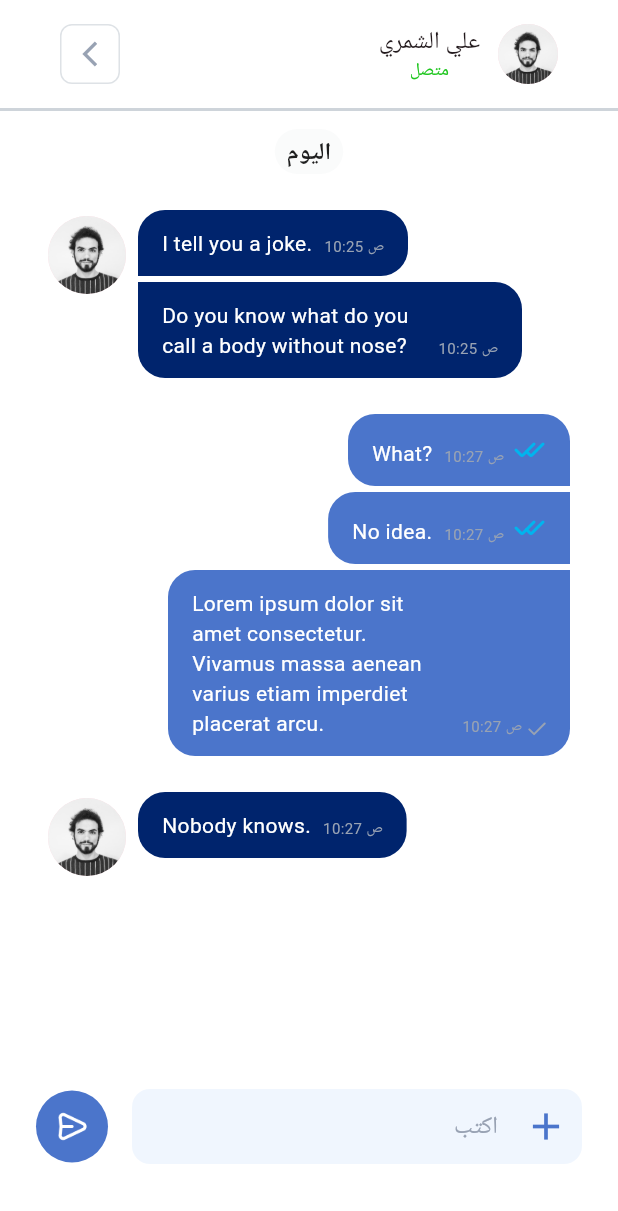
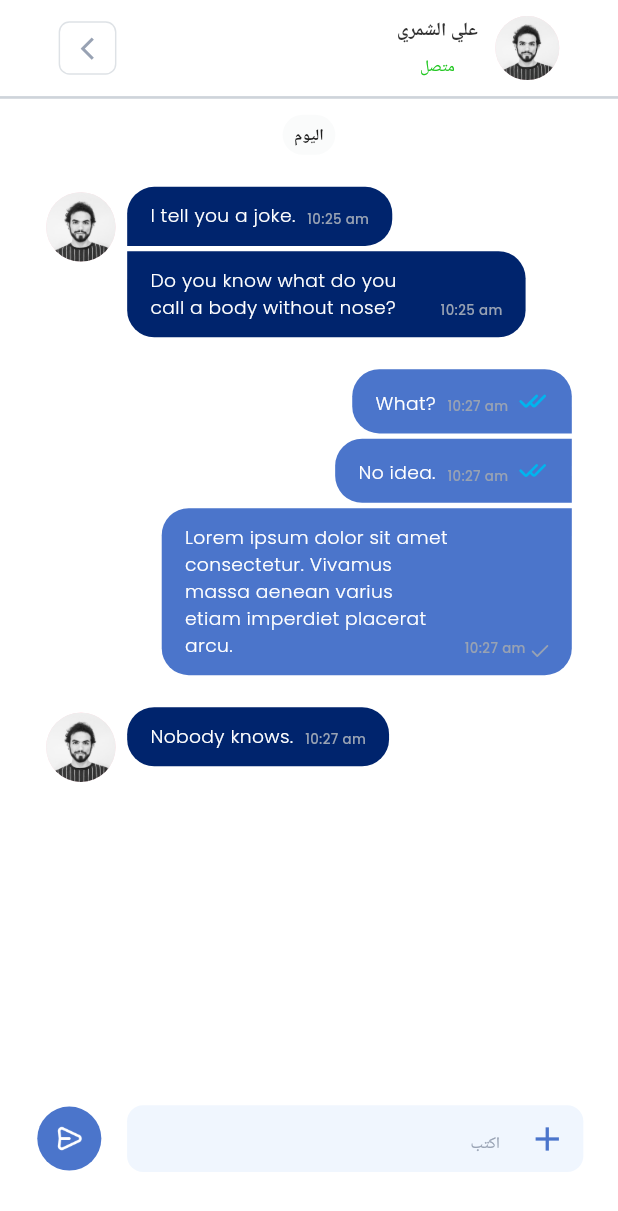
Before and after one commit to mona-alrayes/furniture_movers_project, a Flutter app: the ChatListScreen screen opened by its route, after a tap on an icon or button, on a phone screen of 412 x 824 dp. Shown: the top 1211 px of the screen. Run offline on Flutter 3.47's test engine with Material 3 defaults, Android fonts, the light colour scheme and no system bars; our stand-ins replace carousel_slider, flutter_rating_bar, flutter_screenutil, flutter_svg, google_fonts, image_picker and 4 more; accounts and stored records are empty; Roboto replaces fonts that are missing (Almarai).

Commit message:
new update to chat screens in chat folder and add new coloer and new fonts and edit on yamel library

```diff
--- a/lib/core/theme/colors.dart
+++ b/lib/core/theme/colors.dart
@@ -19,6 +19,7 @@ class AppColors {
   static const darkBlue = Color(0xFF00246D); //done
   static const brightBlue = Color(0xFF00B5EE); //done
   static const blackPro = Color(0xFF1E1E1E); //done
+  static const paltteBlack = Color(0xFF303030); //done
 
   static const LinearGradient linears = LinearGradient(
     colors: [
--- a/lib/core/theme/fonts.dart
+++ b/lib/core/theme/fonts.dart
@@ -116,4 +116,43 @@ class AppFonts {
     fontWeight: FontWeight.w600,
     color: AppColors.black,
   );
+
+
+  //chat screens fonts
+
+  static TextStyle lastMessagesChatFont = GoogleFonts.almarai(
+    fontSize: 12.sp,
+    fontWeight: FontWeight.w700,
+    color: AppColors.grey,
+  );
+  static TextStyle mainNameChatMessagesFont = GoogleFonts.almarai(
+    fontSize: 14.sp,
+    fontWeight: FontWeight.w700,
+    color: AppColors.paltteBlack,
+  );
+  static TextStyle statueConectionChatMessagesFont = GoogleFonts.almarai(
+    fontSize: 12.sp,
+    fontWeight: FontWeight.w400,
+    color: AppColors.green,
+  );
+  static TextStyle daySentMessagesFont = GoogleFonts.almarai(
+    fontSize: 12.sp,
+    fontWeight: FontWeight.w700,
+    color: AppColors.black,
+  );
+  static TextStyle userMessagesFont = GoogleFonts.poppins(
+    fontSize: 14.sp,
+    fontWeight: FontWeight.w300,
+    color: AppColors.white,
+  );
+  static TextStyle formatTimeMessagesFont = GoogleFonts.poppins(
+    fontSize: 10.sp,
+    fontWeight: FontWeight.w500,
+    color: AppColors.grey,
+  );
+  static TextStyle hintTextBoxFont = GoogleFonts.poppins(
+    fontSize: 12.sp,
+    fontWeight: FontWeight.w400,
+    color: AppColors.grey,
+  );
 }
--- a/lib/screens/chat/chat_list_screen.dart
+++ b/lib/screens/chat/chat_list_screen.dart
@@ -1,12 +1,14 @@
 import 'package:flutter/material.dart';
 import 'package:provider/provider.dart';
 import 'controllers/chat_list_controller.dart';
+import 'package:flutter_screenutil/flutter_screenutil.dart';
 import 'package:furniture_movers_project/core/theme/colors.dart';
+import 'package:furniture_movers_project/core/theme/fonts.dart';
 import 'package:furniture_movers_project/screens/chat/messages_screen.dart';
 import 'controllers/messages_controller.dart';
 
 class ChatListScreen extends StatelessWidget {
-  const ChatListScreen({super.key});
+   ChatListScreen({super.key});
 
   @override
   Widget build(BuildContext context) {
@@ -14,32 +16,30 @@ class ChatListScreen extends StatelessWidget {
       create: (context) => ChatListController(),
       child: Scaffold(
         appBar: AppBar(
-          title: const Text(
+          title:  Text(
             'الشات',
-            style: TextStyle(
-              color: AppColors.black,
-              fontWeight: FontWeight.bold,
+            style: AppFonts.appBarFont.copyWith(
             ),
           ),
           backgroundColor: AppColors.white,
-          toolbarHeight: 72,
+          toolbarHeight: 72.h,
           elevation: 1,
           centerTitle: true,
           bottom: PreferredSize(
-            preferredSize: const Size.fromHeight(2),
+            preferredSize:  Size.fromHeight(2.h),
             child: Container(
-              height: 2,
+              height: 2.h,
               color: AppColors.mediumGrey,
             ),
           ),
         ),
         backgroundColor: AppColors.white,
         body: Padding(
-          padding: const EdgeInsets.symmetric(horizontal: 24),
+          padding: EdgeInsets.symmetric(horizontal: 24.w),
           child: Consumer<ChatListController>(
             builder: (context, controller, child) {
               return controller.chatUsers.isEmpty
-                  ? const Center(child: CircularProgressIndicator())
+                  ? Center(child: CircularProgressIndicator())
                   : ListView.builder(
                 itemCount: controller.chatUsers.length,
                 itemBuilder: (context, index) {
@@ -63,21 +63,21 @@ class ChatListScreen extends StatelessWidget {
                             );
                           },
                           child: Padding(
-                            padding: const EdgeInsets.symmetric(vertical: 4),
+                            padding:  EdgeInsets.symmetric(vertical: 4.h),
                             child: AnimatedContainer(
-                              duration: const Duration(milliseconds: 300),
+                              duration:  Duration(milliseconds: 300),
                               curve: Curves.easeInOut,
-                              padding: const EdgeInsets.all(12),
+                              padding:  EdgeInsets.all(12.w),
                               decoration: BoxDecoration(
                                 border: unreadMessagesCount == 0
                                     ? Border(
                                   bottom: BorderSide(
                                     color: AppColors.mediumGrey,
-                                    width: 1,
+                                    width: 1.w,
                                   ),
                                 )
                                     : null,
-                                borderRadius: BorderRadius.circular(10),
+                                borderRadius: BorderRadius.circular(10.r),
                                 color: unreadMessagesCount > 0 ? AppColors.lightPrimaryGrey : AppColors.white,
                               ),
                               child: Row(
@@ -85,48 +85,44 @@ class ChatListScreen extends StatelessWidget {
                                 children: [
                                   if (unreadMessagesCount > 0)
                                     Container(
-                                      padding: const EdgeInsets.all(10),
+                                      padding: EdgeInsets.all(10.w),
                                       decoration: BoxDecoration(
                                         color: AppColors.red,
                                         shape: BoxShape.circle,
                                       ),
                                       child: Text(
                                         unreadMessagesCount.toString(),
-                                        style: const TextStyle(
-                                          fontSize: 10,
+                                        style: TextStyle(
+                                          fontSize: 10.sp,
                                           fontWeight: FontWeight.bold,
                                           color: AppColors.white,
                                         ),
                                       ),
                                     ),
-                                  const SizedBox(width: 12),
+                                   SizedBox(width: 12.w),
                                   Expanded(
                                     child: Column(
                                       crossAxisAlignment: CrossAxisAlignment.end,
                                       children: [
                                         Text(
                                           user.name,
-                                          style: const TextStyle(
-                                            fontSize: 16,
-                                            fontWeight: FontWeight.bold,
+                                          style: AppFonts.fontName.copyWith(
                                           ),
                                           textAlign: TextAlign.right,
                                         ),
-                                        const SizedBox(height: 4),
+                                         SizedBox(height: 4.h),
                                         Text(
                                           lastMessage.text,
-                                          style: const TextStyle(
-                                            fontSize: 12,
-                                            color: AppColors.grey,
+                                          style: AppFonts.lastMessagesChatFont.copyWith(
                                           ),
                                           overflow: TextOverflow.ellipsis,
                                         ),
                                       ],
                                     ),
                                   ),
-                                  const SizedBox(width: 12),
+                                   SizedBox(width: 12.w),
                                   CircleAvatar(
-                                    radius: 28,
+                                    radius: 28.r,
                                     backgroundImage: AssetImage(user.avatarUrl),
                                   ),
                                 ],
--- a/lib/screens/chat/messages_screen.dart
+++ b/lib/screens/chat/messages_screen.dart
@@ -1,8 +1,11 @@
 import 'package:flutter/material.dart';
 import 'package:furniture_movers_project/core/theme/colors.dart';
+import 'package:furniture_movers_project/core/theme/fonts.dart';
 import 'package:flutter_svg/flutter_svg.dart';
+import 'package:flutter_screenutil/flutter_screenutil.dart';
 import 'package:furniture_movers_project/screens/chat/models/chat_user.dart';
 import 'package:furniture_movers_project/screens/chat/controllers/messages_controller.dart';
+
 
 enum MessagePosition {
   single,
@@ -155,25 +158,25 @@ class _MessagesScreenState extends State<MessagesScreen> {
     return Scaffold(
       appBar: AppBar(
         backgroundColor: AppColors.white,
-        toolbarHeight: 72,
+        toolbarHeight: 72.h,
         automaticallyImplyLeading: false,
         title: Padding(
-          padding: const EdgeInsets.symmetric(horizontal: 24, vertical: 16),
+          padding:  EdgeInsets.symmetric(horizontal: 24.w, vertical: 16.h),
           child: Row(
             mainAxisAlignment: MainAxisAlignment.spaceBetween,
             children: [
               Container(
-                width: 40,
-                height: 40,
+                width: 40.w,
+                height: 40.h,
                 alignment: Alignment.center,
                 decoration: BoxDecoration(
-                  border: Border.all(color: AppColors.regularGrey, width: 1),
-                  borderRadius: BorderRadius.circular(8),
+                  border: Border.all(color: AppColors.regularGrey, width: 1.w),
+                  borderRadius: BorderRadius.circular(8.r),
                 ),
                 child: Padding(
-                  padding: EdgeInsets.only(left: 6),
+                  padding: EdgeInsets.only(left: 6.w),
                   child: IconButton(
-                    icon: Icon(Icons.arrow_back_ios, color: AppColors.grey, size: 20),
+                    icon: Icon(Icons.arrow_back_ios, color: AppColors.grey, size: 20.sp),
                     onPressed: () {
                       Navigator.pop(context);
                     },
@@ -185,16 +188,20 @@ class _MessagesScreenState extends State<MessagesScreen> {
                   Column(
                     crossAxisAlignment: CrossAxisAlignment.center,
                     children: [
-                      Text(widget.user.name, style: const TextStyle(fontSize: 16)),
+                      Text(widget.user.name, style: AppFonts.mainNameChatMessagesFont.copyWith(
+                      ),),
+                      SizedBox(height: 10.h),
                       Text(
                         widget.user.status,
-                        style: const TextStyle(fontSize: 12, color: AppColors.green),
+                        style: AppFonts.statueConectionChatMessagesFont.copyWith(
+                        ),
                       ),
                     ],
                   ),
-                  const SizedBox(width: 12),
+                  SizedBox(width: 12.w),
                   CircleAvatar(
                     backgroundImage: AssetImage(widget.user.avatarUrl),
+                    radius: 24.r,
                   ),
                 ],
               ),
@@ -202,13 +209,14 @@ class _MessagesScreenState extends State<MessagesScreen> {
           ),
         ),
         bottom: PreferredSize(
-          preferredSize: const Size.fromHeight(2),
+          preferredSize: Size.fromHeight(2.h),
           child: Container(
-            height: 2,
+            height: 2.h,
             color: AppColors.mediumGrey,
           ),
         ),
       ),
+
       body: Container(
         color: AppColors.white,
         child: Column(
@@ -229,25 +237,22 @@ class _MessagesScreenState extends State<MessagesScreen> {
                   final groupedBySender = groupMessagesBySender(messagesForDate);
 
                   return Padding(
-                    padding: const EdgeInsets.symmetric(horizontal: 16),
+                    padding: EdgeInsets.symmetric(horizontal: 16.w),
                     child: Column(
                       children: [
                         IntrinsicWidth(
                           child: Container(
-                            height: 30,
-                            margin: const EdgeInsets.symmetric(vertical: 12),
-                            padding: const EdgeInsets.symmetric(horizontal: 8, vertical: 4),
+                            height: 30.h,
+                            margin: EdgeInsets.symmetric(vertical: 12.h),
+                            padding: EdgeInsets.symmetric(horizontal: 8.w, vertical: 4.h),
                             alignment: Alignment.center,
                             decoration: BoxDecoration(
-                              borderRadius: BorderRadius.circular(16),
+                              borderRadius: BorderRadius.circular(16.r),
                               color: AppColors.veryLightGrey,
                             ),
                             child: Text(
                               dateLabel,
-                              style: const TextStyle(
-                                fontWeight: FontWeight.bold,
-                                fontSize: 16,
-                                color: AppColors.black,
+                              style: AppFonts.daySentMessagesFont.copyWith(
                               ),
                             ),
                           ),
@@ -258,24 +263,24 @@ class _MessagesScreenState extends State<MessagesScreen> {
                           return Align(
                             alignment: isMe ? Alignment.centerRight : Alignment.centerLeft,
                             child: Padding(
-                              padding: const EdgeInsets.symmetric(vertical: 12),
+                              padding: EdgeInsets.symmetric(vertical: 12.h),
                               child: Row(
                                 crossAxisAlignment: CrossAxisAlignment.start,
                                 mainAxisSize: MainAxisSize.min,
                                 children: [
                                   if (!isMe)
                                     Padding(
-                                      padding: const EdgeInsets.only(left: 16),
+                                      padding: EdgeInsets.only(left: 16.w),
                                       child: Transform.translate(
-                                        offset: const Offset(0, 4),
+                                        offset: Offset(0, 4.h),
                                         child: CircleAvatar(
-                                          radius: 26,
+                                          radius: 26.r,
                                           backgroundImage: AssetImage(widget.user.avatarUrl),
                                         ),
                                       ),
                                     )
                                   else
-                                    const SizedBox(width: 48),
+                                    SizedBox(width: 48.w),
                                   Flexible(
                                     child: Column(
                                       crossAxisAlignment: isMe
@@ -287,11 +292,11 @@ class _MessagesScreenState extends State<MessagesScreen> {
 
                                         return Container(
                                             margin: EdgeInsets.only(
-                                              top: index == 0 ? 0 : 4,
-                                              left: isMe ? 48 : 8,
-                                              right: isMe ? 16 : 48,
+                                              top: index == 0 ? 0 : 4.h,
+                                              left: isMe ? 48.w : 8.w,
+                                              right: isMe ? 16.w : 48.w,
                                             ),
-                                            padding: const EdgeInsets.symmetric(horizontal: 16, vertical: 12),
+                                            padding: EdgeInsets.symmetric(horizontal: 16.w, vertical: 12.h),
                                             decoration: BoxDecoration(
                                               color: isMe ? AppColors.primary : AppColors.darkBlue,
                                               borderRadius: getMessageBorderRadius(isMe, position),
@@ -306,55 +311,49 @@ class _MessagesScreenState extends State<MessagesScreen> {
                                                 Flexible(
                                                   child: Text(
                                                     message.text,
-                                                    style: const TextStyle(color: AppColors.white),
-                                                  ),
-                                                ),
-                                                const SizedBox(width: 8),
+                                              style: AppFonts.userMessagesFont.copyWith(),
+                                                ),),
+                                                SizedBox(width: 8.w),
                                                 if (isMe) ...[
                                                   Text(
                                                     _formatTime(message.timestamp),
-                                                    style: const TextStyle(fontSize: 10, color: AppColors.grey),
+                                                    style: AppFonts.formatTimeMessagesFont.copyWith(),
                                                   ),
-                                                  const SizedBox(width: 4),
+                                                  SizedBox(width: 4.w),
                                                   SvgPicture.asset(
                                                     message.isRead
                                                         ? 'assets/icons/checked_icon.svg'
                                                         : 'assets/icons/check_icon.svg',
-                                                    width: message.isRead ? 24 : 12,
-                                                    height: message.isRead ? 24 : 12,
+                                                    width: message.isRead ? 24.w : 12.w,
+                                                    height: message.isRead ? 24.h : 12.h,
                                                     color: message.isRead ? AppColors.brightBlue : AppColors.grey,
                                                     fit: BoxFit.contain,
                                                   ),
                                                 ] else ...[
                                                   Text(
                                                     _formatTime(message.timestamp),
-                                                    style: const TextStyle(fontSize: 10, color: AppColors.grey),
-                                                  ),
-                                                ],
-                                              ],
+                                                    style: AppFonts.formatTimeMessagesFont.copyWith(),
+                                                  ),],],
                                             ));
                                       }),
                                     ),
-                                  ),
-                                ],
+                                  ),],
                               ),
                             ),
                           );
-                        }),
-                      ],
+                        }),],
                     ),
-                  );
-                },
+                  );},
               ),
             ),
             Padding(
-              padding: const EdgeInsets.symmetric(horizontal: 24, vertical: 48),
+              padding: EdgeInsets.symmetric(horizontal: 24.w, vertical: 48.h),
               child: Row(
                 children: [
                   Container(
-                    width: 48,
-                    height: 48,
-                    decoration: const BoxDecoration(
+                    width: 48.w,
+                    height: 48.h,
+                    decoration:  BoxDecoration(
                       color: AppColors.primary,
                       shape: BoxShape.circle,
                     ),
@@ -362,21 +361,21 @@ class _MessagesScreenState extends State<MessagesScreen> {
                       child: IconButton(
                         icon: Image.asset(
                           'assets/icons/send_icon.png',
-                          width: 25,
-                          height: 25,
+                          width: 24.w,
+                          height: 24.h,
                         ),
                         padding: EdgeInsets.zero,
                         onPressed: sendMessage,
                       ),
                     ),
                   ),
-                  const SizedBox(width: 16),
+                  SizedBox(width: 16.w),
                   Expanded(
                     child: Container(
-                      height: 50,
+                      height: 50.h,
                       decoration: BoxDecoration(
                         color: AppColors.lightPrimaryGrey,
-                        borderRadius: BorderRadius.circular(12),
+                        borderRadius: BorderRadius.circular(12.r),
                       ),
                       child: Row(
                         children: [
@@ -387,16 +386,14 @@ class _MessagesScreenState extends State<MessagesScreen> {
                               onSubmitted: (_) => sendMessage(),
                               decoration: InputDecoration(
                                 hintText: 'اكتب',
-                                hintStyle: TextStyle(
-                                  color: AppColors.grey,
-                                ),
+                                hintStyle: AppFonts.hintTextBoxFont.copyWith(),
                                 border: InputBorder.none,
-                                contentPadding: const EdgeInsets.symmetric(horizontal: 8, vertical: 12),
+                                contentPadding: EdgeInsets.symmetric(horizontal: 8.w, vertical: 12.h),
                               ),
                             ),
                           ),
                           IconButton(
-                            icon: const Icon(Icons.add_sharp, color: AppColors.primary, size: 30),
+                            icon: Icon(Icons.add_sharp, color: AppColors.primary, size: 30.sp),
                             onPressed: () async {},
                           ),
                         ],
@@ -415,7 +412,7 @@ class _MessagesScreenState extends State<MessagesScreen> {
   String _formatTime(DateTime time) {
     final hour = time.hour > 12 ? time.hour - 12 : (time.hour == 0 ? 12 : time.hour);
     final minute = time.minute.toString().padLeft(2, '0');
-    final suffix = time.hour >= 12 ? 'م' : 'ص';
+    final suffix = time.hour >= 12 ? 'pm' : 'am';
     return '$hour:$minute $suffix';
   }
 }
--- a/pubspec.yaml
+++ b/pubspec.yaml
@@ -29,8 +29,8 @@ dependencies:
   flutter_svg: ^2.2.0
   image_picker: ^1.1.2
   smooth_page_indicator: ^1.2.1
-  provider: any
-  intl: any
+  provider: ^6.0.3
+  intl: ^0.17.0
 
 
 
```
